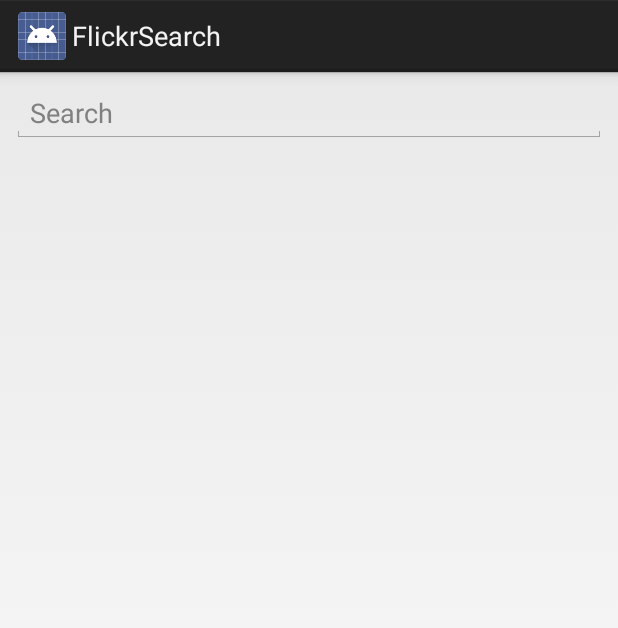
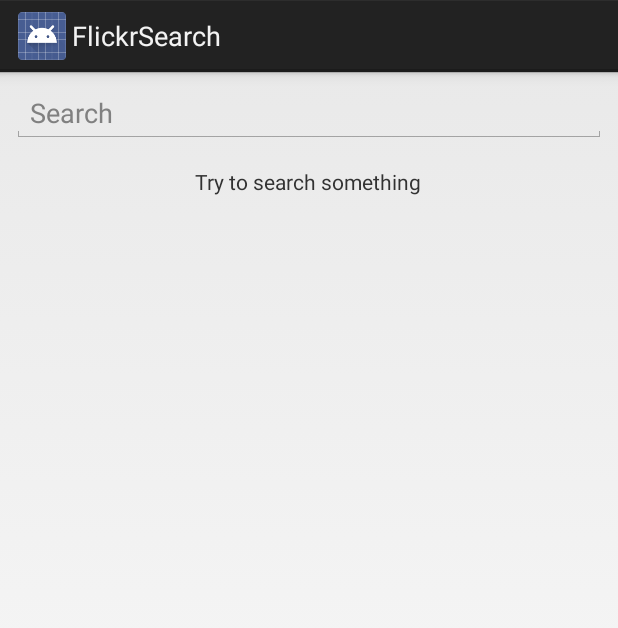
Before and after one commit to darja/FlickrSearch, an Android app: the screen it shows after launch (MainActivity), on a phone screen of 412 x 824 dp. Shown: the top 628 px of the screen. Run offline under Robolectric (Android 15) with nearby library versions, the phone set to English and light mode, and no system bars; pictures from the network do not load.

Commit message:
Empty view for grid

```diff
--- a/app/src/main/AndroidManifest.xml
+++ b/app/src/main/AndroidManifest.xml
@@ -1,6 +1,8 @@
 <?xml version="1.0" encoding="utf-8"?>
 <manifest xmlns:android="http://schemas.android.com/apk/res/android"
           package="com.darja.flickrsearch">
+
+    <uses-permission android:name="android.permission.INTERNET" />
 
     <application
         android:allowBackup="true"
@@ -17,5 +19,4 @@
             </intent-filter>
         </activity>
     </application>
-
 </manifest>
--- a/app/src/main/java/com/darja/flickrsearch/api/FlickrApi.java
+++ b/app/src/main/java/com/darja/flickrsearch/api/FlickrApi.java
@@ -12,7 +12,7 @@ import java.net.URL;
 import java.util.List;
 
 public class FlickrApi {
-    public static final String TAG = DPLog.createTag("API");
+    private static final String TAG = DPLog.createTag("API");
     private static final String BASE_URL = "https://api.flickr.com/services/rest/";
     private static final int SEARCH_PAGE_SIZE = 30;
 
@@ -27,7 +27,7 @@ public class FlickrApi {
             BASE_URL, mApiKey, query, SEARCH_PAGE_SIZE, page);
         try {
             String response = get(new URL(url));
-            if (TextUtils.isEmpty(response)) {
+            if (!TextUtils.isEmpty(response)) {
                 return FlickrParser.parseSearchResults(response);
             }
         } catch (IOException e) {
@@ -58,7 +58,7 @@ public class FlickrApi {
             DPLog.dt(TAG, "Response: %s", response);
 
         } catch (Exception e ) {
-            DPLog.e(TAG);
+            DPLog.et(TAG, e);
         } finally {
             conn.disconnect();
         }
--- a/app/src/main/java/com/darja/flickrsearch/ui/search/SearchFragmentModel.java
+++ b/app/src/main/java/com/darja/flickrsearch/ui/search/SearchFragmentModel.java
@@ -21,11 +21,11 @@ class SearchFragmentModel {
         return mPhotos;
     }
 
-    public void setPhotos(List<Photo> photos) {
+    void setPhotos(List<Photo> photos) {
         mPhotos = photos;
     }
 
-    public void setQuery(String query) {
+    void setQuery(String query) {
         mQuery = query;
         mPage = 0;
     }
--- a/app/src/main/java/com/darja/flickrsearch/ui/search/SearchFragmentView.java
+++ b/app/src/main/java/com/darja/flickrsearch/ui/search/SearchFragmentView.java
@@ -15,6 +15,7 @@ class SearchFragmentView {
     private EditText mQuery;
     private GridView mGrid;
     private ProgressBar mProgress;
+    private TextView mResultsEmptyView;
 
     private SearchResultsAdapter mGridAdapter = new SearchResultsAdapter();
 
@@ -24,8 +25,10 @@ class SearchFragmentView {
         mQuery = view.findViewById(R.id.query);
         mGrid = view.findViewById(R.id.results);
         mProgress = view.findViewById(R.id.progress);
+        mResultsEmptyView = view.findViewById(R.id.empty);
 
         mGrid.setAdapter(mGridAdapter);
+        mGrid.setEmptyView(mResultsEmptyView);
 
         setupEvents();
     }
@@ -69,9 +72,12 @@ class SearchFragmentView {
         });
     }
 
-    void showResults(List<Photo> items) {
+    void showResults(List<Photo> items, int emptyResId) {
         if (items != null) {
             mGridAdapter.setPhotos(items);
+        }
+        if (emptyResId != 0) {
+            mResultsEmptyView.setText(emptyResId);
         }
     }
 
--- a/app/src/main/res/layout/fragment_search.xml
+++ b/app/src/main/res/layout/fragment_search.xml
@@ -30,5 +30,15 @@
               android:numColumns="3"
               android:horizontalSpacing="@dimen/small_padding"
               android:verticalSpacing="@dimen/small_padding"
+
+    />
+
+    <!-- Message for no results -->
+    <TextView android:layout_width="wrap_content" android:layout_height="wrap_content"
+              android:text="@string/query_is_empty"
+              android:layout_centerHorizontal="true"
+              android:layout_below="@+id/query"
+              android:layout_marginTop="@dimen/default_padding"
+              android:id="@+id/empty"
     />
 </RelativeLayout>
--- a/app/src/main/res/values/strings.xml
+++ b/app/src/main/res/values/strings.xml
@@ -3,4 +3,8 @@
 
     <string name="api_key">e1c941e8246fe90ed33829d5779333d7</string>
     <string name="search">Search</string>
+
+    <string name="nothing_found">Nothing found</string>
+    <string name="error_cannot_reach_server">Cannot reach server</string>
+    <string name="query_is_empty">Try to search something</string>
 </resources>
```
Also changed, not shown: app/src/main/java/com/darja/flickrsearch/ui/search/SearchFragment.java (+8 -6 lines).
